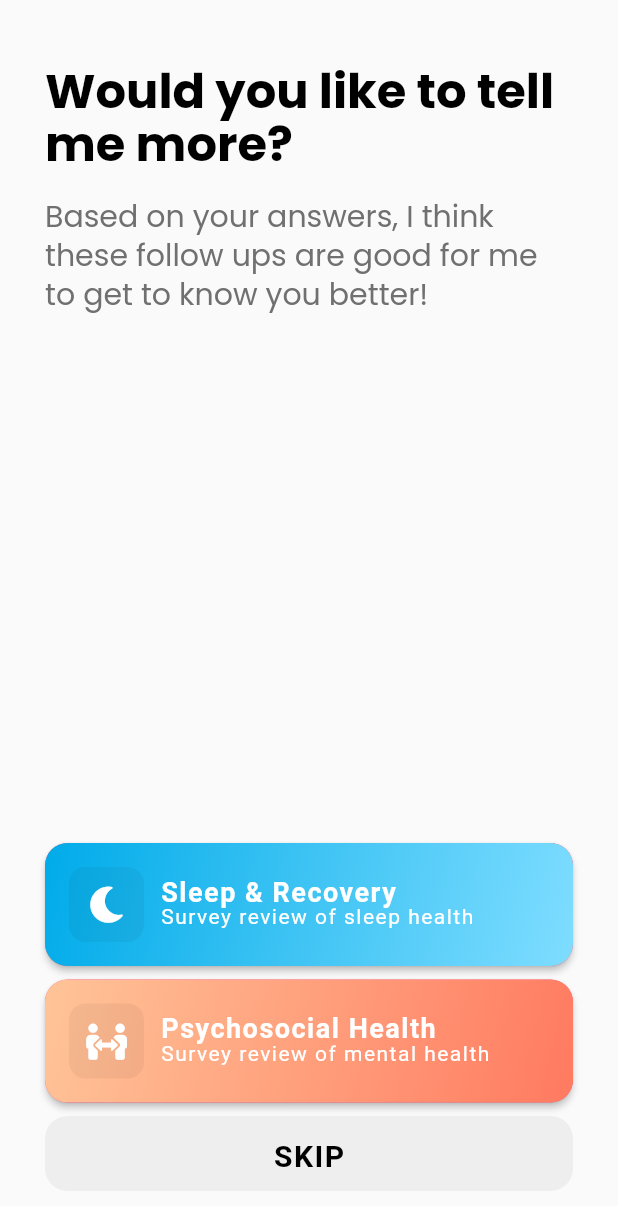
After one commit to heacare/superapp_archive, a Flutter app: the OnboardingFollowupScreen screen opened directly, on a phone screen of 412 x 824 dp. The commit adds this screen. Shown: the top 1206 px of the screen. Run offline on Flutter 3.47's test engine with Material 2 defaults, Android fonts, the phone set to English and light mode, and no system bars; our stand-ins replace cloud_firestore, country_picker, date_time_picker, firebase_auth, firebase_core, firebase_storage and 8 more; missing offline and left inert: colorful_safe_area, health, markdown; accounts and stored records are empty; network calls fail.

Commit message:
feat: onboarding followups page

```diff
--- a/lib/screens/onboarding.dart
+++ b/lib/screens/onboarding.dart
@@ -9,6 +9,7 @@ import 'package:hea/screens/onboarding/health_setup.dart';
 import 'package:hea/screens/onboarding/basic_info.dart';
 import 'package:hea/screens/onboarding/smoking.dart';
 import 'package:hea/screens/onboarding/drinking.dart';
+import 'package:hea/screens/onboarding/followup.dart';
 
 enum OnboardingStep {
   health_sync,
@@ -16,6 +17,7 @@ enum OnboardingStep {
   basic_info,
   smoking,
   drinking,
+  followups,
 
   end,
 }
@@ -69,6 +71,9 @@ class _OnboardingScreenState extends State<OnboardingScreen> {
       case OnboardingStep.drinking:
         nextScreen = OnboardingDrinkingScreen();
         break;
+      case OnboardingStep.followups:
+        nextScreen = OnboardingFollowupScreen();
+        break;
       case OnboardingStep.end:
       default:
         // Push to Firestore
--- /dev/null
+++ b/lib/screens/onboarding/followup.dart
@@ -0,0 +1,77 @@
+import 'package:flutter/material.dart';
+import 'package:hea/widgets/icon_gradient_button.dart';
+import 'package:hea/screens/onboarding.dart';
+import 'package:font_awesome_flutter/font_awesome_flutter.dart';
+
+class OnboardingFollowupScreen extends StatelessWidget {
+  OnboardingFollowupScreen({Key? key}) : super(key: key);
+
+  @override
+  Widget build(BuildContext context) {
+    return Scaffold(
+      // Enabling the safe area
+      body: SafeArea(
+        child: Container(
+          padding: const EdgeInsets.all(30.0),
+          child: Column(
+            crossAxisAlignment: CrossAxisAlignment.start,
+            children: [
+              Padding(
+                child: Text("Would you like to tell me more?",
+                  style: Theme.of(context).textTheme.headline1),
+                padding: const EdgeInsets.symmetric(vertical: 16.0)),
+              Text("Based on your answers, I think these follow ups are good for me to get to know you better!",
+                style: Theme.of(context).textTheme.headline2),
+              Expanded( child: Column (
+                crossAxisAlignment: CrossAxisAlignment.stretch,
+                mainAxisSize: MainAxisSize.max,
+                mainAxisAlignment: MainAxisAlignment.end,
+                children: [
+                  IconGradientButton (
+                    title: "Sleep & Recovery",
+                    text: "Survey review of sleep health",
+                    icon: FaIcon(FontAwesomeIcons.solidMoon, color: Colors.white),
+                    iconColor: Color(0x0C000000),
+                    firstColor: Color(0xFF00ABE9),
+                    secondColor: Color(0xFF7FDDFF),
+                    onPressed: () {
+                      // TODO: onboarding stuff
+                    },
+                  ),
+                  const SizedBox(height: 9.0),
+                  IconGradientButton (
+                    title: "Psychosocial Health",
+                    text: "Survey review of mental health",
+                    icon: FaIcon(FontAwesomeIcons.peopleArrows, color: Colors.white),
+                    iconColor: Color(0x0C000000),
+                    firstColor: Color(0xFFFFC498),
+                    secondColor: Color(0xFFFF7A60),
+                    onPressed: () {
+                      // TODO: onboarding stuff
+                    },
+                  ),
+                  const SizedBox(height: 9.0),
+                  SizedBox(
+                    height: 50.0,
+                    child: ElevatedButton(
+                      child: const Text("SKIP"),
+                      onPressed: () {
+                        Navigator.of(context, rootNavigator: true).pop(OnboardingStepReturn(
+                            nextStep: OnboardingStep.end,
+                            returnData: <String, dynamic>{},
+                          ));
+                      },
+                      style: TextButton.styleFrom(
+                          primary: Colors.black,
+                          backgroundColor: Colors.grey[200],
+                          elevation: 0.0),
+                    ),
+                  )
+                ]
+              )),
+          ]),
+        ),
+      ),
+    );
+  }
+}
--- a/lib/widgets/gradient_button.dart
+++ b/lib/widgets/gradient_button.dart
@@ -1,15 +1,22 @@
 import 'package:flutter/material.dart';
 
 class GradientButton extends StatelessWidget {
-  GradientButton({Key? key, required this.text, this.onPressed})
+  GradientButton({Key? key, required this.text, this.onPressed, this.firstColor, this.secondColor})
       : super(key: key);
 
   String? text;
   VoidCallback? onPressed;
 
+  Color? firstColor;
+  Color? secondColor;
+
   @override
   Widget build(BuildContext context) {
     final text = (this.text?.isNotEmpty ?? false) ? this.text! : "";
+
+    final a = firstColor ?? Theme.of(context).colorScheme.secondary;
+    final b = secondColor ?? Theme.of(context).colorScheme.primary;
+
     return SizedBox(
         height: 50.0,
         child: ElevatedButton(
@@ -19,10 +26,7 @@ class GradientButton extends StatelessWidget {
                 gradient: LinearGradient(
                   begin: Alignment.topLeft,
                   end: Alignment.bottomRight,
-                  colors: [
-                    Theme.of(context).colorScheme.secondary,
-                    Theme.of(context).colorScheme.primary
-                  ],
+                  colors: [a, b],
                 ),
                 borderRadius: const BorderRadius.all(Radius.circular(15.0)),
               ),
--- /dev/null
+++ b/lib/widgets/icon_gradient_button.dart
@@ -0,0 +1,85 @@
+import 'package:flutter/material.dart';
+
+class IconGradientButton extends StatelessWidget {
+  IconGradientButton({
+    Key? key,
+    required this.title,
+    required this.text,
+    required this.icon,
+    this.onPressed,
+    this.firstColor,
+    this.secondColor,
+    this.iconColor,
+  }) : super(key: key);
+
+  String? title;
+  String? text;
+  Widget? icon;
+  VoidCallback? onPressed;
+
+  Color? firstColor;
+  Color? secondColor;
+  Color? iconColor;
+
+  @override
+  Widget build(BuildContext context) {
+    final title = (this.title?.isNotEmpty ?? false) ? this.title! : "";
+    final text = (this.text?.isNotEmpty ?? false) ? this.text! : "";
+
+    final a = firstColor ?? Theme.of(context).colorScheme.secondary;
+    final b = secondColor ?? Theme.of(context).colorScheme.primary;
+
+    final iconColour = iconColor ?? Theme.of(context).colorScheme.primary;
+
+    return ElevatedButton(
+            onPressed: this.onPressed,
+            child: Ink(
+              decoration: BoxDecoration(
+                gradient: LinearGradient(
+                  begin: Alignment.topLeft,
+                  end: Alignment.bottomRight,
+                  colors: [a, b],
+                ),
+                borderRadius: const BorderRadius.all(Radius.circular(15.0)),
+              ),
+              child: Padding( padding: const EdgeInsets.all(16.0), child: Row (
+                children: [
+                  SizedBox(
+                    width: 50.0,
+                    height: 50.0,
+                    child: Ink (
+                      decoration: BoxDecoration(
+                        color: iconColour,
+                        borderRadius: const BorderRadius.all(Radius.circular(11.0)),
+                      ),
+                      child: Center(child: icon!),
+                    ),
+                  ),
+                  Padding( padding: const EdgeInsets.only(left: 11.0), child: Column(
+                    crossAxisAlignment: CrossAxisAlignment.start,
+                    children: [
+                      Text(
+                        title,
+                        style: TextStyle(
+                          fontSize: 18.0,
+                          fontWeight: FontWeight.w600,
+                          height: 1,
+                          color: Colors.white,
+                        ),
+                      ),
+                      Text(
+                        text,
+                        style: TextStyle(
+                          fontSize: 14.0,
+                          fontWeight: FontWeight.normal,
+                          height: 1,
+                          color: Colors.white,
+                        ),
+                      ),
+                    ],
+                  )),
+                ],
+              ),
+            )));
+  }
+}
--- a/pubspec.yaml
+++ b/pubspec.yaml
@@ -54,6 +54,7 @@ dependencies:
   # Use with the CupertinoIcons class for iOS style icons.
   cupertino_icons: ^1.0.2
   syncfusion_flutter_gauges: ^19.3.45
+  font_awesome_flutter: ^9.2.0
 
 dev_dependencies:
   flutter_test:
```
Also changed, not shown: pubspec.lock.
